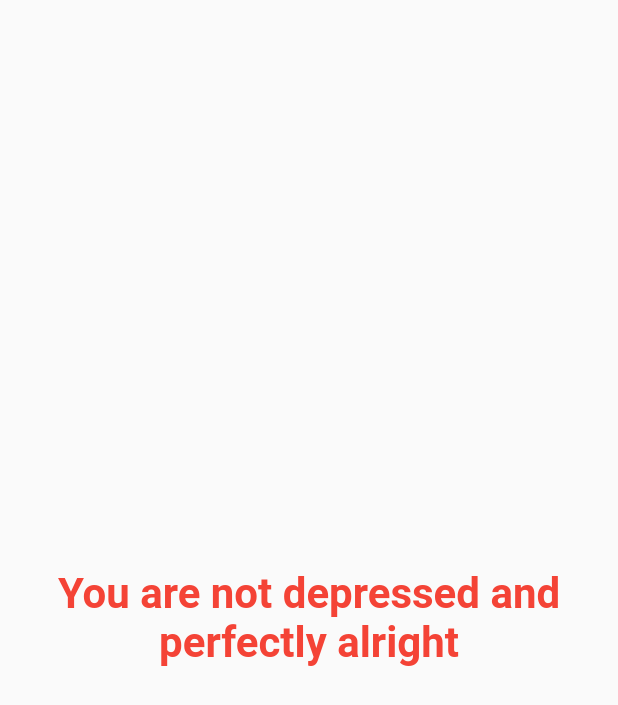
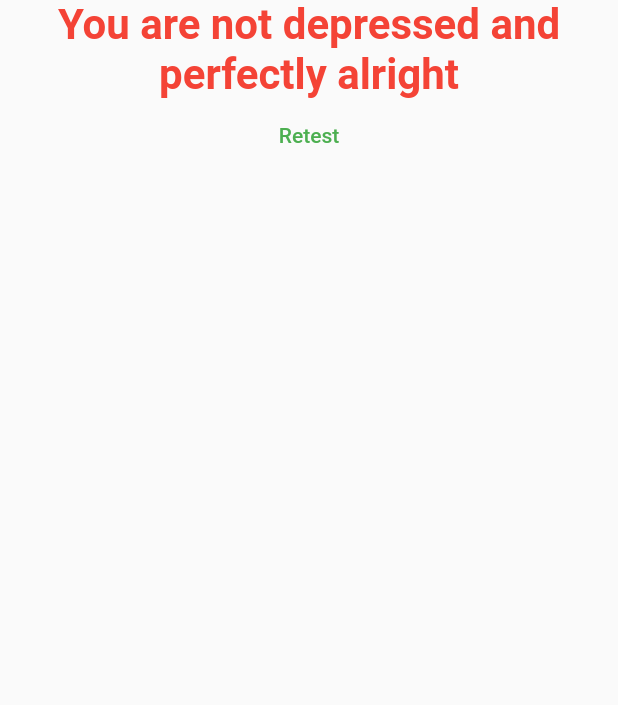
Before and after one commit to dipinkp1993/quiz_app, a Flutter app: the Result widget shown alone on an empty page, opened directly with empty values, on a phone screen of 412 x 824 dp. Shown: the top 705 px of the screen. Run offline on Flutter 3.47's test engine with Material 2 defaults, Android fonts, the phone set to English and light mode, and no system bars.

```diff
--- a/lib/main.dart
+++ b/lib/main.dart
@@ -18,6 +18,13 @@ class MyApp extends StatefulWidget {
 class _MyAppState extends State<MyApp> {
   var _questionIndex = 0;
   var _totalScore = 0;
+  void _retest() {
+    setState(() {
+      _questionIndex = 0;
+      _totalScore = 0;
+    });
+  }
+
   void _answerQuestion(int score) {
     _totalScore += score;
     setState(() {
@@ -104,7 +111,7 @@ class _MyAppState extends State<MyApp> {
                 questions: _questions,
                 answerQuestion: _answerQuestion,
                 questionIndex: _questionIndex)
-            : Result(_totalScore),
+            : Result(_totalScore, _retest),
         bottomNavigationBar: BottomAppBar(
           color: Colors.red,
           child: Row(
--- a/lib/result.dart
+++ b/lib/result.dart
@@ -2,7 +2,8 @@ import 'package:flutter/material.dart';
 
 class Result extends StatelessWidget {
   final int resultScore;
-  Result(this.resultScore);
+  final Function resetQuiz;
+  Result(this.resultScore, this.resetQuiz);
   String get resultOutput {
     var resultText;
     if (resultScore <= 16) {
@@ -23,7 +24,8 @@ class Result extends StatelessWidget {
   @override
   Widget build(BuildContext context) {
     return Center(
-      child: Text(
+      child: Column(children: [
+        Text(
           resultOutput,
           style: TextStyle(
             color: Colors.red,
@@ -32,6 +34,12 @@ class Result extends StatelessWidget {
           ),
           textAlign: TextAlign.center,
         ),
+        FlatButton(
+          onPressed: resetQuiz,
+          child: Text('Retest'),
+          textColor: Colors.green,
+        )
+      ]),
     );
   }
 }
```
Lines whose indentation alone changed are shown as unchanged.
